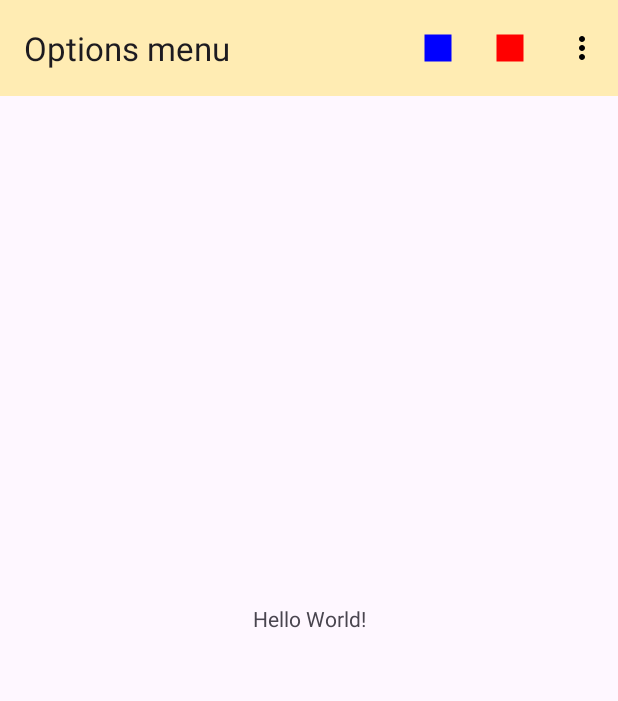
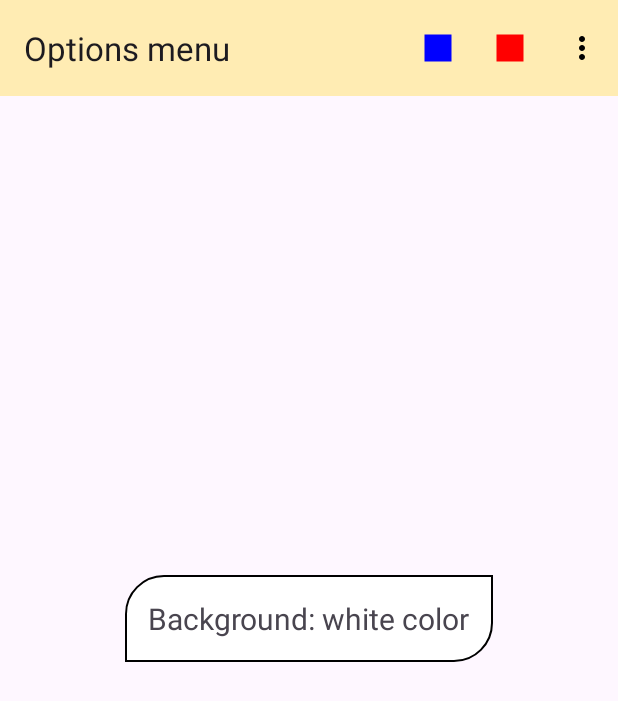
Before and after one commit to ionnomirai/Android_programming, an Android app: the layout activity_main.xml on its own in the app's theme, with its tools: preview values and no code run, on a phone screen of 412 x 824 dp. Shown: the top 701 px of the screen. Run offline under Robolectric (Android 15) with nearby library versions, the phone set to English and light mode, and no system bars.

Commit message:
Formalization of TextView appearance (text color display) for activity_main.
- added figure - background element;
- for TextView with current color display in activity_main, background was replaced and other attributes were added.

```diff
--- /dev/null
+++ b/Options_menu_n00/app/src/main/res/drawable/rectangle_border.xml
@@ -0,0 +1,14 @@
+<?xml version="1.0" encoding="utf-8"?>
+<shape
+    xmlns:android="http://schemas.android.com/apk/res/android">
+
+    <solid android:color="@color/white"/>
+
+    <stroke
+        android:width="1dp"
+        android:color="@color/black"/>
+
+    <corners
+        android:topLeftRadius="25dp"
+        android:bottomRightRadius="25dp"/>
+</shape>
--- a/Options_menu_n00/app/src/main/res/layout/activity_main.xml
+++ b/Options_menu_n00/app/src/main/res/layout/activity_main.xml
@@ -22,9 +22,13 @@
         app:menu="@menu/menu_colors" />
 
     <TextView
+        android:id="@+id/tvGenInfo"
         android:layout_width="wrap_content"
         android:layout_height="wrap_content"
-        android:text="Hello World!"
+        android:background="@drawable/rectangle_border"
+        android:padding="15dp"
+        android:textSize="20sp"
+        tools:text="Background: white color"
         app:layout_constraintBottom_toBottomOf="parent"
         app:layout_constraintEnd_toEndOf="parent"
         app:layout_constraintStart_toStartOf="parent"
```
